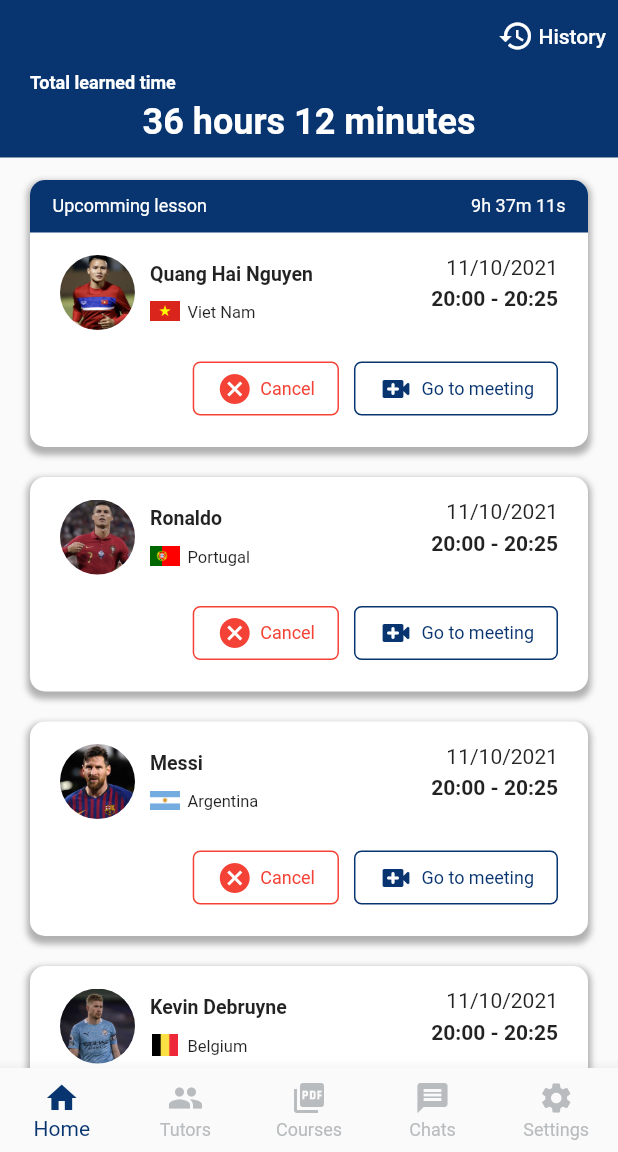
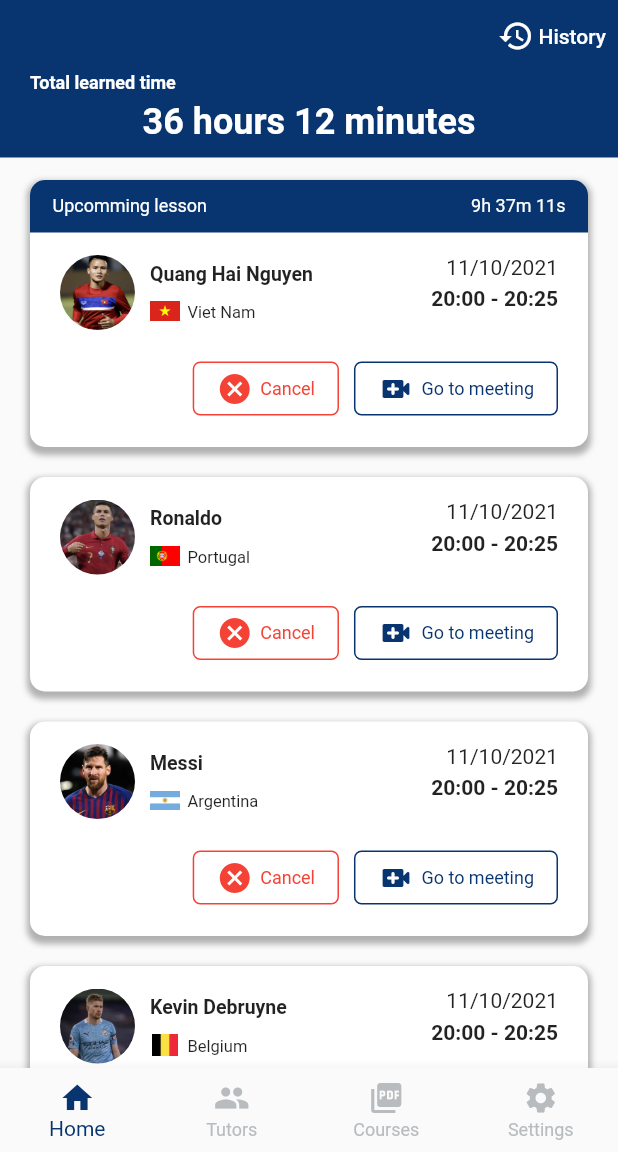
Before and after one commit to advanced-mobile-dev/lettutor-mobile, a Flutter app: the HomeScreen screen opened directly, on a phone screen of 412 x 824 dp, the part 84-1236 px from its top. Run offline on Flutter 3.47's test engine with Material 2 defaults, Android fonts, the phone set to English and light mode, and no system bars; our stand-ins replace expandable, flutter_rating_bar, flutter_svg.

Commit message:
hide chat tab

```diff
--- a/lib/screens/home/home_screen.dart
+++ b/lib/screens/home/home_screen.dart
@@ -18,7 +18,7 @@ class _HomeScreenState extends State<HomeScreen> {
     HomeTab(),
     TutorsTab(),
     CoursesTab(),
-    ChatsTab(),
+    // ChatsTab(),
     SettingsTab(),
   ];
 
@@ -53,10 +53,10 @@ class _HomeScreenState extends State<HomeScreen> {
             icon: Icon(Icons.picture_as_pdf),
             label: 'Courses',
           ),
-          BottomNavigationBarItem(
-            icon: Icon(Icons.message),
-            label: 'Chats',
-          ),
+          // BottomNavigationBarItem(
+          //   icon: Icon(Icons.message),
+          //   label: 'Chats',
+          // ),
           BottomNavigationBarItem(
             icon: Icon(Icons.settings),
             label: 'Settings',
```
